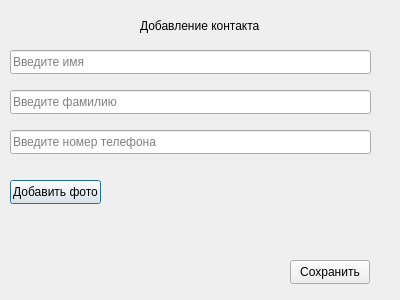
This is Qt_Phone_Book/addcontactdialog.ui in deathlydh/qt-phone-book as Qt 5 draws it before an edit. The edited form follows.
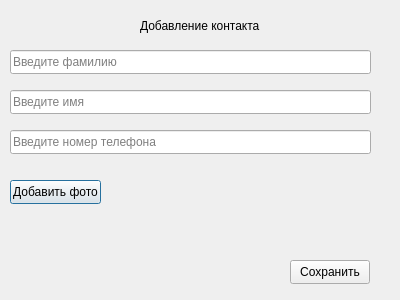
This is the edited form.

The edit to the form file:
```diff
--- a/Qt_Phone_Book/addcontactdialog.ui
+++ b/Qt_Phone_Book/addcontactdialog.ui
@@ -26,32 +26,6 @@
     <string>Введите номер телефона</string>
    </property>
   </widget>
-  <widget class="QLineEdit" name="firstNameLineEdit">
-   <property name="geometry">
-    <rect>
-     <x>10</x>
-     <y>50</y>
-     <width>361</width>
-     <height>24</height>
-    </rect>
-   </property>
-   <property name="placeholderText">
-    <string>Введите имя</string>
-   </property>
-  </widget>
-  <widget class="QLineEdit" name="lastNameLineEdit">
-   <property name="geometry">
-    <rect>
-     <x>10</x>
-     <y>90</y>
-     <width>361</width>
-     <height>24</height>
-    </rect>
-   </property>
-   <property name="placeholderText">
-    <string>Введите фамилию</string>
-   </property>
-  </widget>
   <widget class="QPushButton" name="addPhotoButton">
    <property name="geometry">
     <rect>
@@ -94,6 +68,32 @@
     <enum>Qt::PlainText</enum>
    </property>
   </widget>
+  <widget class="QLineEdit" name="lastNameLineEdit">
+   <property name="geometry">
+    <rect>
+     <x>10</x>
+     <y>50</y>
+     <width>361</width>
+     <height>24</height>
+    </rect>
+   </property>
+   <property name="placeholderText">
+    <string>Введите фамилию</string>
+   </property>
+  </widget>
+  <widget class="QLineEdit" name="firstNameLineEdit">
+   <property name="geometry">
+    <rect>
+     <x>10</x>
+     <y>90</y>
+     <width>361</width>
+     <height>24</height>
+    </rect>
+   </property>
+   <property name="placeholderText">
+    <string>Введите имя</string>
+   </property>
+  </widget>
  </widget>
  <resources/>
  <connections/>
```
Left out of the diff: 2 changed lines with no effect on the pictures.
